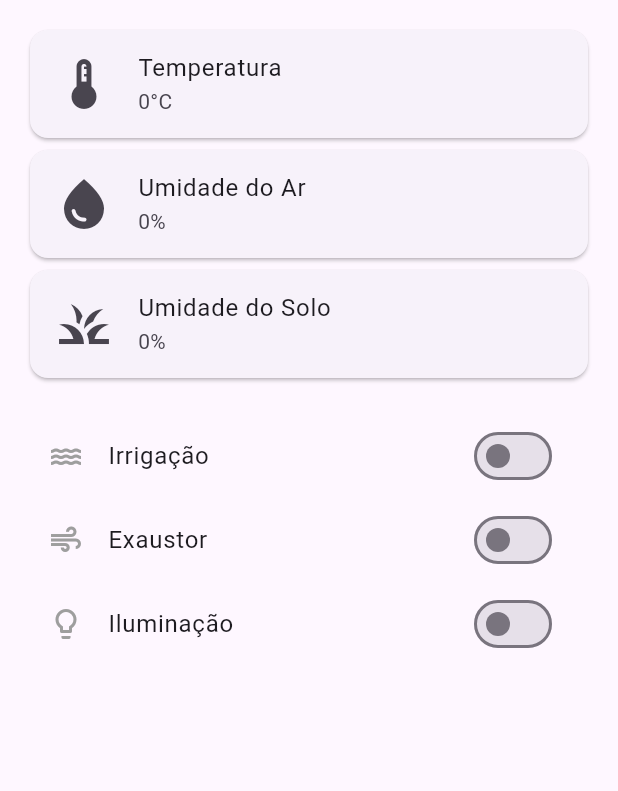
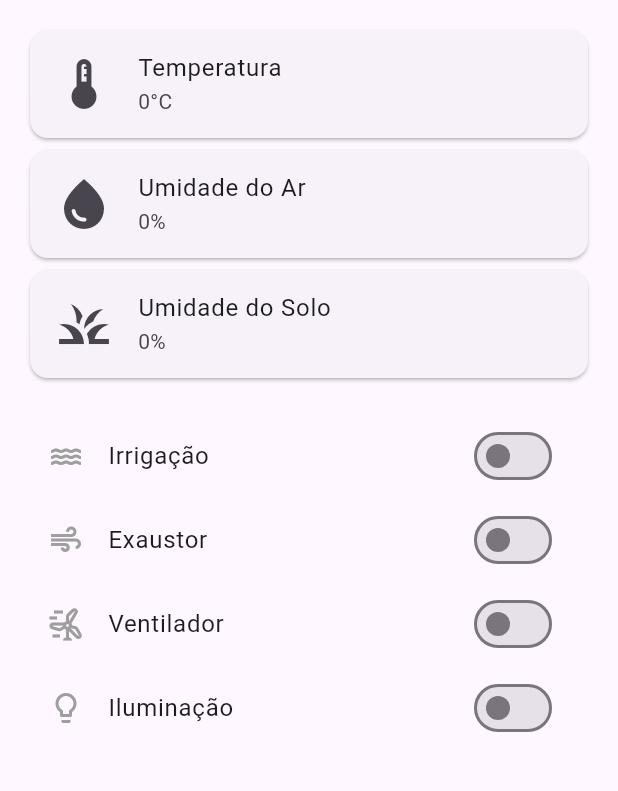
Before and after one commit to AnderSpidy/App_microestufas, a Flutter app: the screen it shows after launch, on a phone screen of 412 x 824 dp, the part 84-875 px from its top. Run offline on Flutter 3.47's test engine with Material 3 defaults, Android fonts, the phone set to English and light mode, and no system bars; missing offline and left inert: mqtt_client.

```diff
--- a/lib/screens/dashboard_screen.dart
+++ b/lib/screens/dashboard_screen.dart
@@ -20,6 +20,7 @@ class _DashboardScreenState extends State<DashboardScreen> {
   final String irrigationTopic = 'estufa/controle/irrigacao';
   final String fanTopic = 'estufa/controle/exaustor';
   final String lightTopic = 'estufa/controle/iluminacao';
+  final String ventilatorTopic = 'estufa/controle/ventilador';
 
   String temperature = '0°C';
   String humidityAir = '0%';
@@ -28,7 +29,6 @@ class _DashboardScreenState extends State<DashboardScreen> {
   @override
   void initState() {
     super.initState();
-    connectMqtt();
   }
 
   Future<void> connectMqtt() async {
@@ -68,6 +68,7 @@ class _DashboardScreenState extends State<DashboardScreen> {
 
   bool irrigacaoLigada = false;
   bool exaustorLigado = false;
+  bool ventilatorLigado = false;
   bool iluminacaoLigada = false;
 
   @override
@@ -190,9 +191,25 @@ class _DashboardScreenState extends State<DashboardScreen> {
               },
               secondary: Icon(
                 exaustorLigado ? Icons.air : Icons.air_outlined,
-                color: exaustorLigado ? Colors.green : Colors.grey,
+                color: exaustorLigado ? Colors.deepOrangeAccent : Colors.grey,
               ),
             ),
+            SwitchListTile(
+              title: const Text('Ventilador'),
+              value: ventilatorLigado,
+              onChanged: (bool value) {
+                setState(() {
+                  ventilatorLigado = value;
+                });
+                final String message = value ? 'ligar' : 'desligar';
+                mqttManager.publish(ventilatorTopic, message); // Substitua por seu tópico MQTT correto
+              },
+              secondary: Icon(
+                ventilatorLigado ? Icons.wind_power : Icons.wind_power_outlined,
+                color: ventilatorLigado ? Colors.cyan : Colors.grey,
+              ),
+            ),
+
             SwitchListTile(
               title: const Text('Iluminação'),
               value: iluminacaoLigada,
--- a/lib/services/mqtt_manager.dart
+++ b/lib/services/mqtt_manager.dart
@@ -3,7 +3,7 @@ import 'package:mqtt_client/mqtt_server_client.dart';
 
 
 class MqttManager {
-  final String broker = '192.168.1.100'; // URL ou IP do seu broker MQTT
+  final String broker = '10.1.3.85'; // URL ou IP do seu broker MQTT
   final String clientId = 'AndroidTest01';
   final String username = ''; // Insira o usuário do broker MQTT se necessário
   final String password = ''; // Insira a senha do broker MQTT se necessário
--- a/pubspec.yaml
+++ b/pubspec.yaml
@@ -32,6 +32,7 @@ dependencies:
     sdk: flutter
   mqtt_client: ^9.6.0
   flutter_colorpicker: ^1.1.0
+  shared_preferences: ^2.0.18
 
 
   # The following adds the Cupertino Icons font to your application.
```
Also changed, not shown: lib/screens/ideal_config_screen.dart (+49 -2 lines), pubspec.lock.
